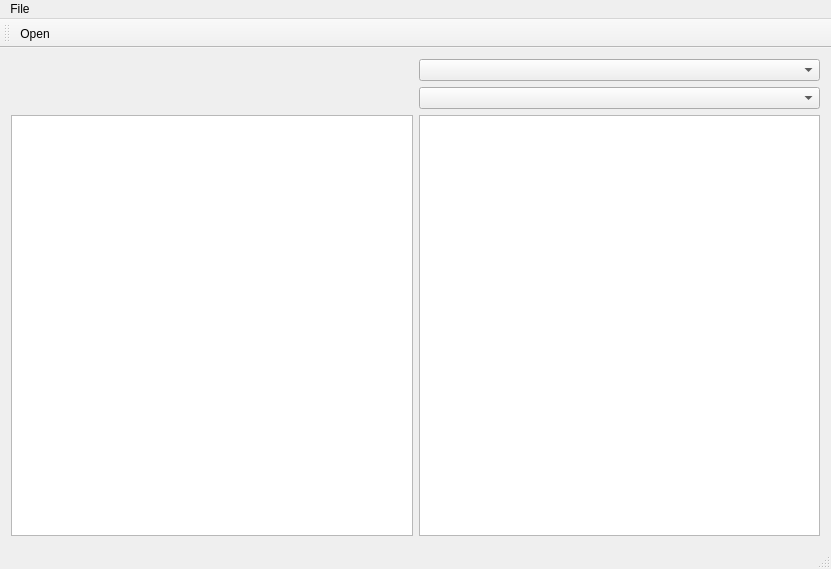
First picture: the form in src/mainwindow.ui, repository beeka/lrtedit, before the edit.
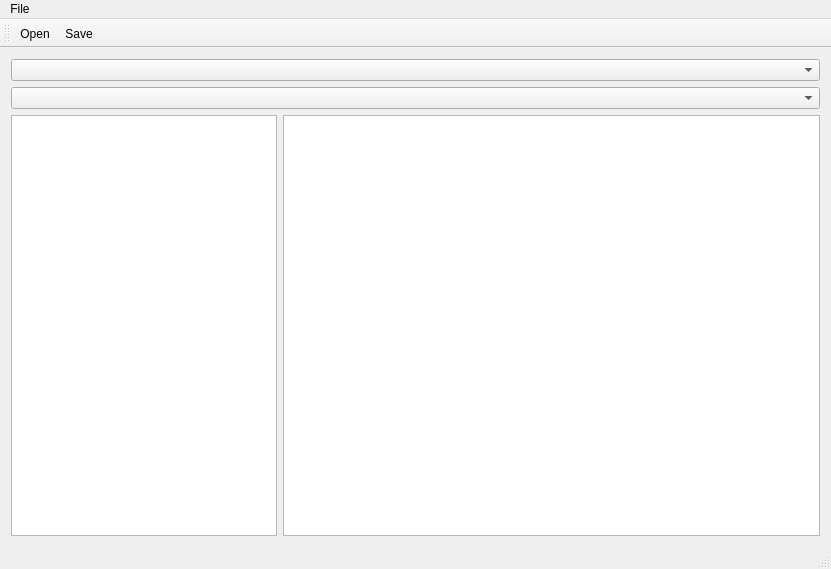
Second picture: the form after the edit.

Commit message: Implement saving the updated layout.

Patch:
```diff
--- a/src/mainwindow.ui
+++ b/src/mainwindow.ui
@@ -15,17 +15,24 @@
   </property>
   <widget class="QWidget" name="centralWidget">
    <layout class="QGridLayout" name="gridLayout">
-    <item row="2" column="1">
+    <item row="3" column="1" colspan="2">
      <widget class="QTextEdit" name="textEdit"/>
     </item>
-    <item row="0" column="1">
-     <widget class="QComboBox" name="templateSizesCB"/>
+    <item row="3" column="0">
+     <widget class="QListWidget" name="pagesPreview">
+      <property name="sizePolicy">
+       <sizepolicy hsizetype="Preferred" vsizetype="Expanding">
+        <horstretch>0</horstretch>
+        <verstretch>0</verstretch>
+       </sizepolicy>
+      </property>
+     </widget>
     </item>
-    <item row="1" column="1">
+    <item row="2" column="0" colspan="3">
      <widget class="QComboBox" name="templatesCB"/>
     </item>
-    <item row="2" column="0">
-     <widget class="QListWidget" name="pagesPreview"/>
+    <item row="1" column="0" colspan="3">
+     <widget class="QComboBox" name="templateSizesCB"/>
     </item>
    </layout>
   </widget>
@@ -54,6 +61,7 @@
     <bool>false</bool>
    </attribute>
    <addaction name="actionOpen"/>
+   <addaction name="actionSave"/>
   </widget>
   <widget class="QStatusBar" name="statusBar"/>
   <action name="actionOpen">
@@ -61,6 +69,11 @@
     <string>Open...</string>
    </property>
   </action>
+  <action name="actionSave">
+   <property name="text">
+    <string>Save...</string>
+   </property>
+  </action>
  </widget>
  <layoutdefault spacing="6" margin="11"/>
  <resources/>
```
Left out of the diff: 1 changed line with no effect on the pictures. The commit also changes 2 other files.
